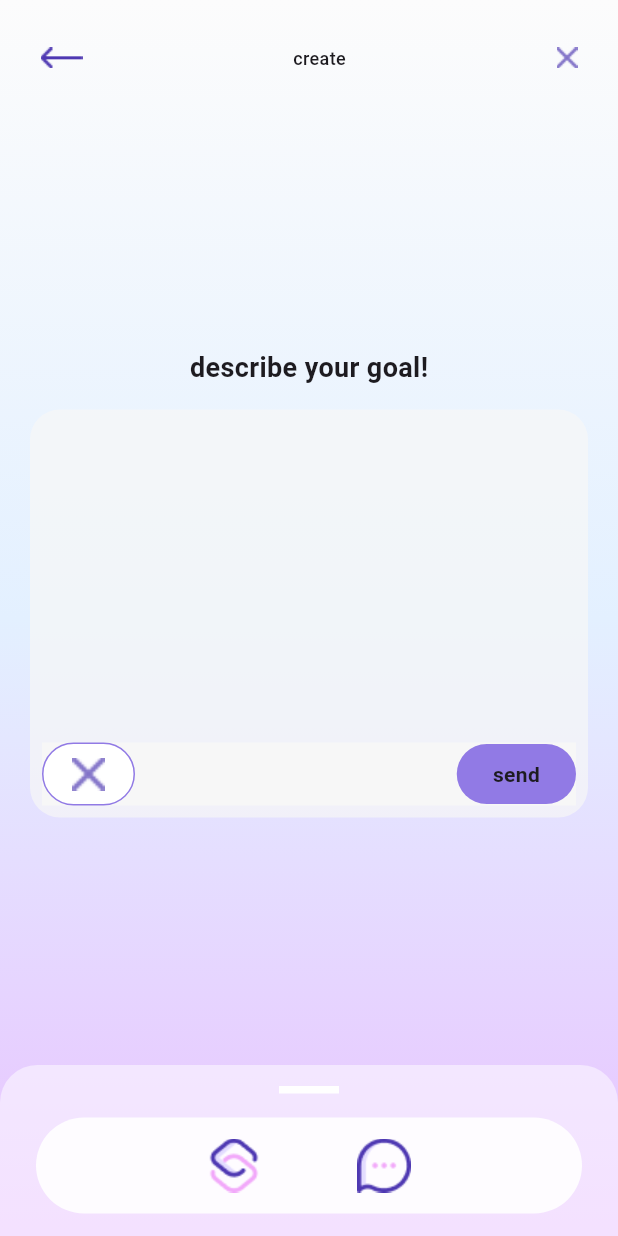
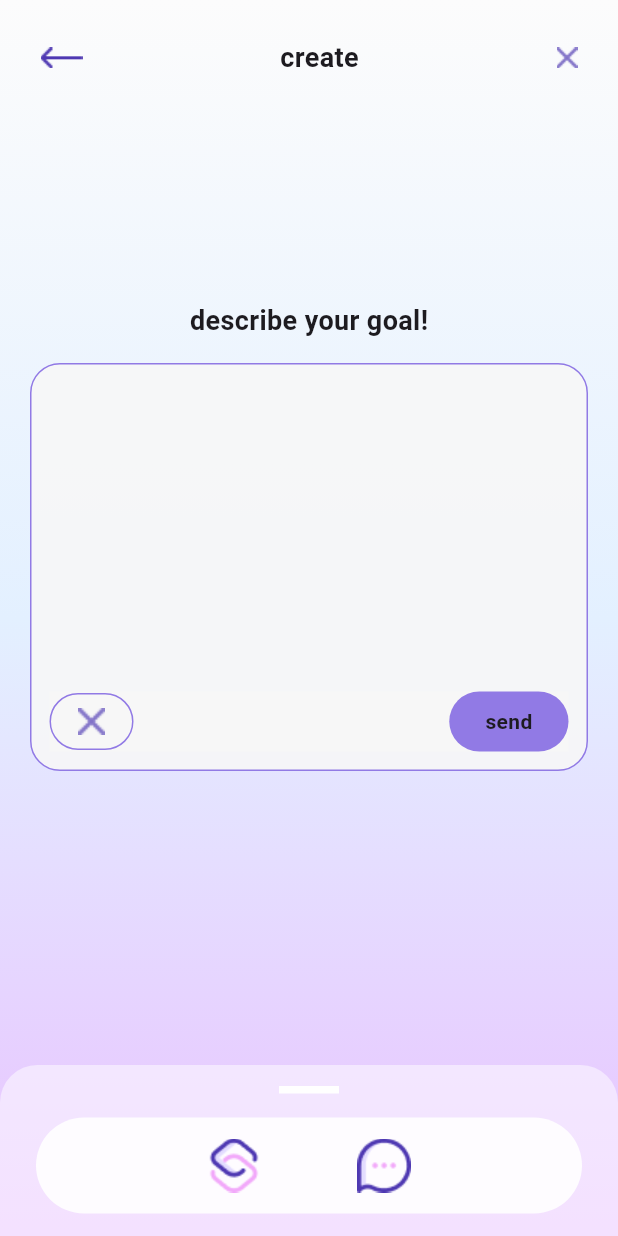
Before and after one commit to erfanNBoriginal/personal-ai-coach, a Flutter app: the screen it shows after launch, on a phone screen of 412 x 824 dp. Run offline on Flutter 3.47's test engine with Material 3 defaults, Android fonts, the phone set to English and light mode, and no system bars; our stand-ins replace bloc, go_router.

Commit message:
chatpage responive improved + outlineIconButton added

```diff
--- a/lib/modules/app/router.dart
+++ b/lib/modules/app/router.dart
@@ -6,7 +6,7 @@ import 'package:personal_ai_coach/modules/home/home.dart';
 final rootNavKey = GlobalKey<NavigatorState>();
 
 final router = GoRouter(
-  initialLocation: Chat.route,
+  initialLocation: ChatPge.route,
   navigatorKey: rootNavKey,
 
   routes: [
@@ -22,9 +22,9 @@ final router = GoRouter(
         StatefulShellBranch(
           routes: [
             GoRoute(
-              path: Chat.route,
-              name: Chat.route,
-              builder: (context, state) => Chat(),
+              path: ChatPge.route,
+              name: ChatPge.route,
+              builder: (context, state) => ChatPge(),
             ),
           ],
         ),
--- a/lib/modules/chat/chat.dart
+++ b/lib/modules/chat/chat.dart
@@ -2,14 +2,14 @@ import 'package:flutter/material.dart';
 import 'package:personal_ai_coach/modules/chat/goal_textfield.dart';
 import 'package:personal_ai_coach/ui_kit/ui_kit.dart' as U;
 
-class Chat extends StatelessWidget {
+class ChatPge extends StatelessWidget {
   static final route = '/chat';
 
-  const Chat({super.key});
+  const ChatPge({super.key});
 
   @override
   Widget build(BuildContext context) {
-    return  Container(
+    return Container(
       // backgroundColor: U.Theme.afternoonPallet,
       decoration: BoxDecoration(
         gradient: LinearGradient(
@@ -18,28 +18,38 @@ class Chat extends StatelessWidget {
           end: AlignmentGeometry.bottomCenter,
         ),
       ),
-        child: ListView(
+      child: CustomScrollView(
+        slivers: [
+          SliverToBoxAdapter(child: U.AppBar(title: 'create')),
+          SliverFillRemaining(
+            hasScrollBody: false, // key: content won't scroll, just centers
+            child: Column(
+              mainAxisSize: MainAxisSize.min,
               children: [
-            U.AppBar(title: 'create'),
-            SizedBox(height: 155,),
-            Align(
-              alignment: AlignmentGeometry.center,
-              child: U.Text(
+                Expanded(flex: 8, child: SizedBox()),
+                Column(
+                  children: [
+                    U.Text(
                       text: 'describe your goal!',
                       textWeight: U.TextWeight.bold,
                       textSize: U.TextSize.s18,
                     ),
-            ),
                     SizedBox(height: 15),
-            Align(
-              alignment: AlignmentGeometry.center,
-              child: Padding(
+                    Padding(
                       padding: const EdgeInsets.symmetric(horizontal: 20.0),
                       child: GoalTextfield(),
                     ),
-            ),
                   ],
                 ),
+                Expanded(flex: 20, child: SizedBox()),
+              ],
+            ),
+          ),
+
+          // SliverToBoxAdapter(child: SizedBox(height: 121,),),
+        ],
+      ),
+
       //   Stack(
       //     children: [
       //       // Container(color: Colors.amber, height: 122),
@@ -84,7 +94,6 @@ class Chat extends StatelessWidget {
       //     ],
       //   ),
       // ),
-
     );
   }
 }
--- a/lib/modules/chat/cubit/chat_cubit.dart
+++ b/lib/modules/chat/cubit/chat_cubit.dart
@@ -4,5 +4,5 @@ import 'package:meta/meta.dart';
 part 'chat_state.dart';
 
 class ChatCubit extends Cubit<ChatState> {
-  ChatCubit() : super(ChatInitial());
+  ChatCubit() : super(ChatState.init());
 }
--- a/lib/modules/chat/cubit/chat_state.dart
+++ b/lib/modules/chat/cubit/chat_state.dart
@@ -1,6 +1,13 @@
 part of 'chat_cubit.dart';
 
-@immutable
-sealed class ChatState {}
+class ChatState {
+  final bool loading;
 
-final class ChatInitial extends ChatState {}
+  ChatState({required this.loading});
+
+  ChatState.init() : loading = false;
+
+  ChatState copyWith({bool? loading}) {
+    return ChatState(loading: loading ?? this.loading);
+  }
+}
--- a/lib/modules/chat/goal_textfield.dart
+++ b/lib/modules/chat/goal_textfield.dart
@@ -8,12 +8,14 @@ class GoalTextfield extends StatelessWidget {
   Widget build(BuildContext context) {
     return Container(
       decoration: BoxDecoration(
+        border: Border.all(width: 1, color: U.Theme.secondaryButton),
+
         borderRadius: BorderRadius.circular(20),
-        color: U.Theme.background.withValues(alpha: 0.7),
+        color: U.Theme.background.withValues(alpha: 0.9),
       ),
       height: 272,
       child: Padding(
-        padding: const EdgeInsets.all(8.0),
+        padding: const EdgeInsets.all(12.0),
         child: Stack(
           children: [
             TextField(
@@ -34,7 +36,8 @@ class GoalTextfield extends StatelessWidget {
                 color: U.Theme.background,
                 child: Row(
                   children: [
-                    U.IconButton(icon: U.Icons.wrong, onTapped: () {}, size: 22),
+                    // U.IconButton(icon: U.Icons.wrong, onTapped: () {}, size: 22),
+                    U.OutlineIconButton(onTap: () {}, path: U.Icons.wrong,),
                     Spacer(),
                     U.Button(
                       title: 'send',
--- a/lib/modules/home/home.dart
+++ b/lib/modules/home/home.dart
@@ -15,9 +15,7 @@ class HomeSell extends StatelessWidget {
       body: Stack(
         children: [
           // Positioned.fill(child: child),
-          Positioned(top: 0, left: 0, right: 0,
-          bottom: 0,
-           child: child),
+          Positioned(top: 0, left: 0, right: 0, bottom: 0, child: child),
           Positioned.fill(
             bottom: 0,
             left: 0,
@@ -35,25 +33,25 @@ class HomeSell extends StatelessWidget {
                   title: 'title',
                   path: U.Icons.chat,
                   onTap: () {
-                    GoRouter.of(context).pushNamed(Chat.route);
+                    GoRouter.of(context).pushNamed(ChatPge.route);
                   },
                 ),
                 U.NavBarItem(
                   isPrimary: false,
                   title: 'title',
-                  path: U.Icons.back,
+                  path: U.Icons.create,
                   onTap: () {},
                 ),
                 U.NavBarItem(
                   isPrimary: false,
-                  title: 'title',
-                  path: U.Icons.menu,
+                  title: 'tasks',
+                  path: U.Icons.progression,
                   onTap: () {},
                 ),
                 U.NavBarItem(
                   isPrimary: false,
-                  title: 'title',
-                  path: U.Icons.menu,
+                  title: 'journey',
+                  path: U.Icons.journey,
                   onTap: () {},
                 ),
               ],
--- a/lib/ui_kit/app_bar.dart
+++ b/lib/ui_kit/app_bar.dart
@@ -1,4 +1,5 @@
 import 'package:flutter/material.dart';
+import 'package:go_router/go_router.dart';
 import 'package:personal_ai_coach/ui_kit/ui_kit.dart' as U;
 
 class AppBar extends StatelessWidget {
@@ -17,10 +18,12 @@ class AppBar extends StatelessWidget {
           mainAxisAlignment: MainAxisAlignment.spaceBetween,
           children: [
             InkWell(
-              onTap: () {},
+              onTap: () {
+                GoRouter.of(context).pop();
+              },
               child: U.Image(path: U.Icons.back, width: 28, height: 14),
             ),
-            U.Text(text: title),
+            U.Text(text: title,textSize: U.TextSize.s18,textWeight: U.TextWeight.bold,),
             InkWell(
               onTap: () {},
               child: U.Image.icon(path: U.Icons.wrong, size: 14),
--- a/lib/ui_kit/icon_button.dart
+++ b/lib/ui_kit/icon_button.dart
@@ -12,20 +12,23 @@ class IconButton extends StatelessWidget {
     required this.icon,
     required this.onTapped,
     required this.size,
-    this.color ,
+    this.color,
   });
 
   @override
   Widget build(BuildContext context) {
-    return Container(
+    return GestureDetector(
+      onTap: onTapped,
+      child: Container(
         decoration: BoxDecoration(
-        border: BoxBorder.all(width: 1, color: U.Theme.secondaryButton),
+          // border: BoxBorder.all(width: 1, color: U.Theme.secondaryButton),
           borderRadius: BorderRadius.circular(50),
           color: color ?? Colors.white.withValues(alpha: 1.0),
         ),
         child: Padding(
-        padding: const EdgeInsets.symmetric(horizontal: 19.0,vertical: 9),
+          padding: const EdgeInsets.symmetric(horizontal: 19.0, vertical: 9),
           child: U.Image.icon(path: icon, size: size),
+        ),
       ),
     );
   }
--- a/lib/ui_kit/image.dart
+++ b/lib/ui_kit/image.dart
@@ -38,6 +38,9 @@ class Icons {
   static const String microphone = 'assets/icons/microphone.png';
   static const String wrong = 'assets/icons/wrong.png';
   static const String back = 'assets/icons/back.png';
+  static const String create = 'assets/icons/create.png';
+  static const String progression = 'assets/icons/progression.png';
+  static const String journey = 'assets/icons/journey.png';
 }
 
 class Images {
--- /dev/null
+++ b/lib/ui_kit/outline_icon_button.dart
@@ -0,0 +1,61 @@
+import 'package:flutter/material.dart';
+import 'package:personal_ai_coach/ui_kit/ui_kit.dart' as U;
+
+enum OutlineIconButtonSize { primary, secondary }
+
+enum OutlineIconButtonColor { primary, secondary }
+
+class OutlineIconButton extends StatelessWidget {
+  final String path;
+  final double opacity;
+  final Function() onTap;
+  final OutlineIconButtonSize? size;
+  final OutlineIconButtonColor? color;
+  const OutlineIconButton({
+    super.key,
+    required this.path,
+    required this.onTap,
+    this.opacity = 0.0,
+    this.size = OutlineIconButtonSize.primary,
+    this.color = OutlineIconButtonColor.primary,
+  });
+
+  ({double icon, EdgeInsetsGeometry padding}) get getSize {
+    switch (size!) {
+      case OutlineIconButtonSize.primary:
+        return (
+          icon: 18,
+          padding: EdgeInsetsGeometry.symmetric(horizontal: 18, vertical: 9),
+        );
+      case OutlineIconButtonSize.secondary:
+        return (icon: 14, padding: EdgeInsetsGeometry.all(12));
+    }
+  }
+
+  Color get getColor {
+    switch (color!) {
+      case OutlineIconButtonColor.primary:
+        return U.Theme.secondaryButton;
+      case OutlineIconButtonColor.secondary:
+        return U.Theme.primary;
+    }
+  }
+
+  @override
+  Widget build(BuildContext context) {
+    return GestureDetector(
+      onTap: onTap,
+      child: Container(
+        decoration: BoxDecoration(
+          borderRadius: BorderRadius.circular(50),
+          color: U.Theme.white.withValues(alpha: opacity),
+          border: Border.all(width: 1, color: getColor),
+        ),
+        child: Padding(
+          padding: getSize.padding,
+          child: U.Image.icon(path: path, size: getSize.icon),
+        ),
+      ),
+    );
+  }
+}
--- a/lib/ui_kit/ui_kit.dart
+++ b/lib/ui_kit/ui_kit.dart
@@ -5,3 +5,4 @@ export 'package:personal_ai_coach/ui_kit/navigation_bar.dart';
 export 'package:personal_ai_coach/ui_kit/app_bar.dart';
 export 'package:personal_ai_coach/ui_kit/icon_button.dart';
 export 'package:personal_ai_coach/ui_kit/button.dart';
+export 'package:personal_ai_coach/ui_kit/outline_icon_button.dart';
```
Also changed, not shown: lib/domains/business_repository/models/goal.dart (added), lib/domains/business_repository/models/task.dart (added), lib/ui_kit/outline_button.dart (renamed from lib/ui_kit/outline_butto.dart). Lines whose indentation alone changed are shown as unchanged.
